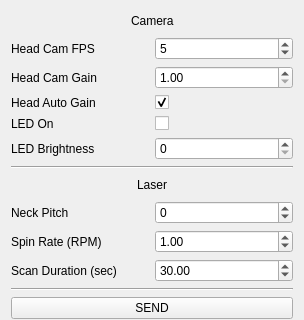
Before: the Qt Designer form software/ddapp/src/app/ddMultisense.ui in openhumanoids/oh-distro, drawn with Qt 5; both pictures show x 0 to 304 and y 0 to 320 of the 304 by 474 pixel window.
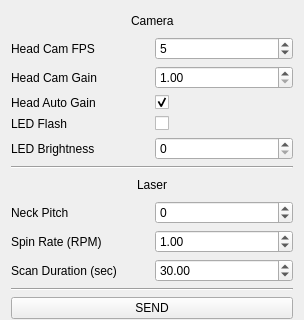
After: the same form once the commit is applied.

Commit message: Minor updates to multisense panel after testing on robot.

Diff of the .ui file:
```diff
--- a/software/ddapp/src/app/ddMultisense.ui
+++ b/software/ddapp/src/app/ddMultisense.ui
@@ -110,7 +110,7 @@
      <item row="3" column="0">
       <widget class="QLabel" name="ledOn">
        <property name="text">
-        <string>LED On</string>
+        <string>LED Flash</string>
        </property>
       </widget>
      </item>
```
The commit also changes 1 other file.
